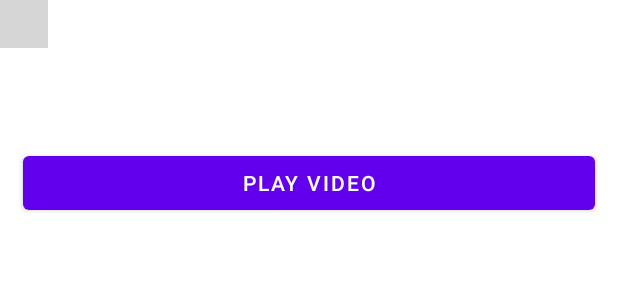
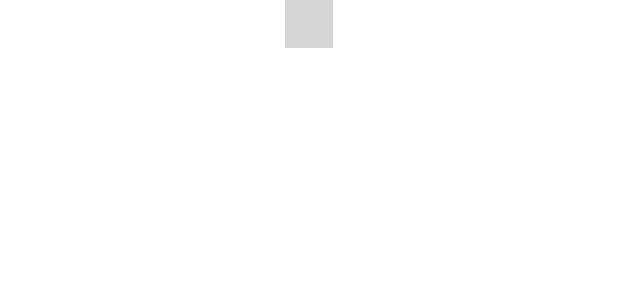
Before and after one commit to WindowsCommandPrompt/IPPTReady, an Android app: the layout activity_watch_video.xml on its own in the app's theme, with its tools: preview values and no code run, on a phone screen of 412 x 824 dp. Shown: the top 300 px of the screen. Run offline under Robolectric (Android 15) with nearby library versions, the phone set to English and light mode, and no system bars; plain views replace YouTubePlayerView; Roboto replaces fonts that are not available here; grey boxes are pictures that could not be loaded.

Commit message:
Made some design changes, added video description to WatchVideo

```diff
--- a/app/src/main/java/sg/np/edu/mad/ipptready/VideoActivity.java
+++ b/app/src/main/java/sg/np/edu/mad/ipptready/VideoActivity.java
@@ -95,7 +95,7 @@ public class VideoActivity extends AppCompatActivity {
 
                         videoIds = videoIds.substring(0, videoIds.length()-1);
 
-                        String jsonLink = "https://www.googleapis.com/youtube/v3/videos?part=contentDetails,snippet&fields=items/snippet(title,thumbnails/medium/url),items/contentDetails/duration&key=AIzaSyCwAQeCpPkjrhV-e5Gh__Ny2njKlyiCP58&id=" + videoIds;
+                        String jsonLink = "https://www.googleapis.com/youtube/v3/videos?part=contentDetails,snippet&fields=items/snippet(title,description,thumbnails/medium/url),items/contentDetails/duration&key=AIzaSyCwAQeCpPkjrhV-e5Gh__Ny2njKlyiCP58&id=" + videoIds;
                         Log.d(DEBUG, jsonLink);
                         String jsonString = "";
 
--- a/app/src/main/java/sg/np/edu/mad/ipptready/VideoAdapter.java
+++ b/app/src/main/java/sg/np/edu/mad/ipptready/VideoAdapter.java
@@ -42,6 +42,7 @@ public class VideoAdapter extends RecyclerView.Adapter<VideoViewHolder> {
     String videoTitle = "";
     String videoId = "";
     String videoType = "";
+    String videoDescription = "";
     int actualPosition = 0;
 
     public VideoAdapter(Map<String, List<String>> VideosList, String JsonString, ArrayList<Integer> NoOfVideos, Context context) {
@@ -107,6 +108,10 @@ public class VideoAdapter extends RecyclerView.Adapter<VideoViewHolder> {
             videoTitle = snippet.getString("title");
             holder.videoName.setText(videoTitle);
 
+            videoDescription = snippet.getString("description");
+            holder.videoDescription.setText(videoDescription);
+            holder.videoDescription.setVisibility(View.GONE);
+
             String imageURL = snippet.getJSONObject("thumbnails").getJSONObject("medium").getString("url");
             Picasso.with(ctx).load(imageURL).into(holder.thumbnail);
 
@@ -117,6 +122,7 @@ public class VideoAdapter extends RecyclerView.Adapter<VideoViewHolder> {
                     Bundle bundle = new Bundle();
                     bundle.putString("Title", holder.videoName.getText().toString());
                     bundle.putString("Video Id", holder.videoIDTextView.getText().toString());
+                    bundle.putString("Description", holder.videoDescription.getText().toString());
                     watchVideoIntent.putExtras(bundle);
                     view.getContext().startActivity(watchVideoIntent);
                 }
--- a/app/src/main/java/sg/np/edu/mad/ipptready/VideoViewHolder.java
+++ b/app/src/main/java/sg/np/edu/mad/ipptready/VideoViewHolder.java
@@ -11,20 +11,20 @@ import androidx.recyclerview.widget.RecyclerView;
 public class VideoViewHolder extends RecyclerView.ViewHolder{
     protected TextView videoType;
     protected TextView videoName;
-    // protected Button playButton;
     protected ImageView thumbnail;
     protected LinearLayout videoEntry;
     protected Button playButton;
     protected TextView videoIDTextView;
+    protected TextView videoDescription;
 
     public VideoViewHolder(View v) {
         super(v);
         videoType = v.findViewById(R.id.recyclerVideoType);
-        // playButton = v.findViewById(R.id.recyclerPlayButton);
         videoName = v.findViewById(R.id.recyclerVideoName);
         thumbnail = v.findViewById(R.id.recyclerThumbnail);
         videoEntry = v.findViewById(R.id.videoEntry);
         playButton = v.findViewById(R.id.videoPlayButton);
         videoIDTextView = v.findViewById(R.id.videoID);
+        videoDescription = v.findViewById(R.id.videoDescription);
     }
 }
--- a/app/src/main/res/layout/activity_home.xml
+++ b/app/src/main/res/layout/activity_home.xml
@@ -21,7 +21,7 @@
                 android:layout_width="match_parent"
                 android:layout_height="wrap_content"
                 android:orientation="vertical"
-                android:layout_marginLeft="15dp">
+                android:layout_marginLeft="20dp">
 
                 <TextView
                     android:id="@+id/textView3"
--- a/app/src/main/res/layout/activity_watch_video.xml
+++ b/app/src/main/res/layout/activity_watch_video.xml
@@ -10,7 +10,8 @@
     <com.google.android.youtube.player.YouTubePlayerView
         android:id="@+id/youtubePlayerView"
         android:layout_width="wrap_content"
-        android:layout_height="wrap_content"></com.google.android.youtube.player.YouTubePlayerView>
+        android:layout_height="wrap_content"
+        android:layout_gravity="center"></com.google.android.youtube.player.YouTubePlayerView>
 
     <TextView
         android:id="@+id/videoPlayerTitle"
@@ -24,13 +25,16 @@
         android:textSize="30dp"
         android:textStyle="bold" />
 
-    <Button
-        android:id="@+id/watchVideoButton"
+    <TextView
+        android:id="@+id/videoPlayerDescription"
         android:layout_width="match_parent"
         android:layout_height="wrap_content"
-        android:layout_marginLeft="15dp"
-        android:layout_marginTop="10dp"
-        android:layout_marginRight="15dp"
-        android:text="Play Video" />
+        android:layout_marginLeft="20dp"
+        android:layout_marginTop="15dp"
+        android:layout_marginRight="20dp"
+        android:text="Description"
+        android:textColor="@color/white"
+        android:textSize="15dp"
+        android:textStyle="bold" />
 
 </LinearLayout>
--- a/app/src/main/res/layout/video_recyclerview.xml
+++ b/app/src/main/res/layout/video_recyclerview.xml
@@ -72,6 +72,12 @@
                 android:layout_height="wrap_content"
                 android:text="videoid" />
 
+            <TextView
+                android:id="@+id/videoDescription"
+                android:layout_width="match_parent"
+                android:layout_height="wrap_content"
+                android:text="description" />
+
         </LinearLayout>
     </LinearLayout>
 </LinearLayout>
```
Also changed, not shown: app/src/main/java/sg/np/edu/mad/ipptready/WatchVideo.java (+8 -8 lines), app/src/main/res/layout/activity_profile.xml (+9 -2 lines).
